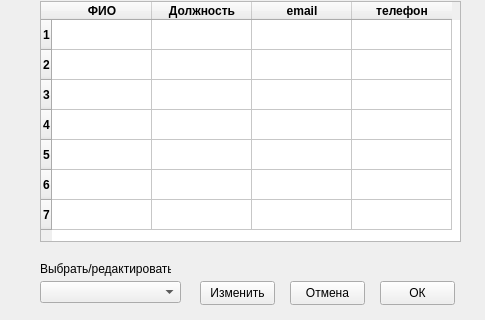
The window that my_helper/notebook/designer_ui/new_contract.ui (SmolPO/vertical) describes before a commit, drawn with Qt 5; both pictures show x 0 to 485 and y 259 to 579 of the 485 by 579 pixel window.
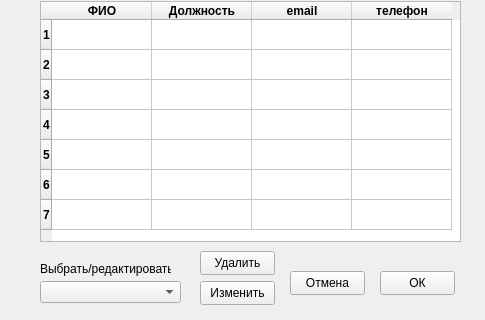
The same window after the commit.

Patch:
```diff
--- a/my_helper/notebook/designer_ui/new_contract.ui
+++ b/my_helper/notebook/designer_ui/new_contract.ui
@@ -229,7 +229,7 @@
    <property name="geometry">
     <rect>
      <x>290</x>
-     <y>540</y>
+     <y>530</y>
      <width>75</width>
      <height>24</height>
     </rect>
@@ -242,7 +242,7 @@
    <property name="geometry">
     <rect>
      <x>380</x>
-     <y>540</y>
+     <y>530</y>
      <width>75</width>
      <height>24</height>
     </rect>
@@ -343,6 +343,19 @@
     <string>Изменить</string>
    </property>
   </widget>
+  <widget class="QPushButton" name="b_del">
+   <property name="geometry">
+    <rect>
+     <x>200</x>
+     <y>510</y>
+     <width>75</width>
+     <height>24</height>
+    </rect>
+   </property>
+   <property name="text">
+    <string>Удалить</string>
+   </property>
+  </widget>
  </widget>
  <resources/>
  <connections/>
```
Left out of the diff: 2 changed lines with no effect on the pictures.
